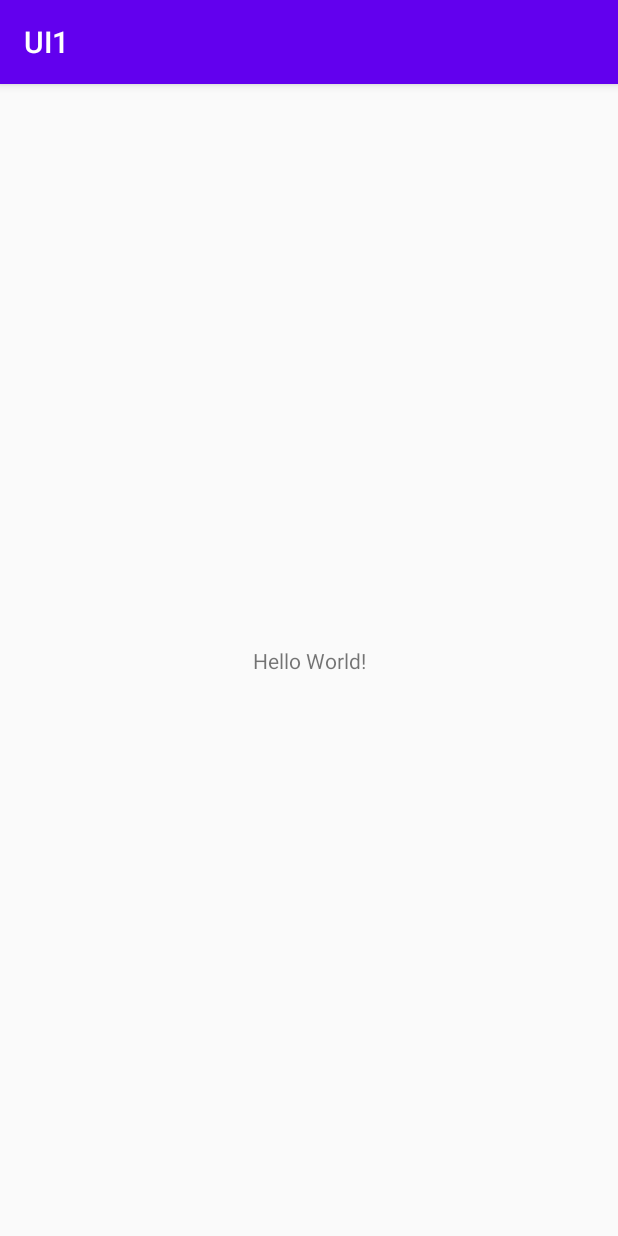
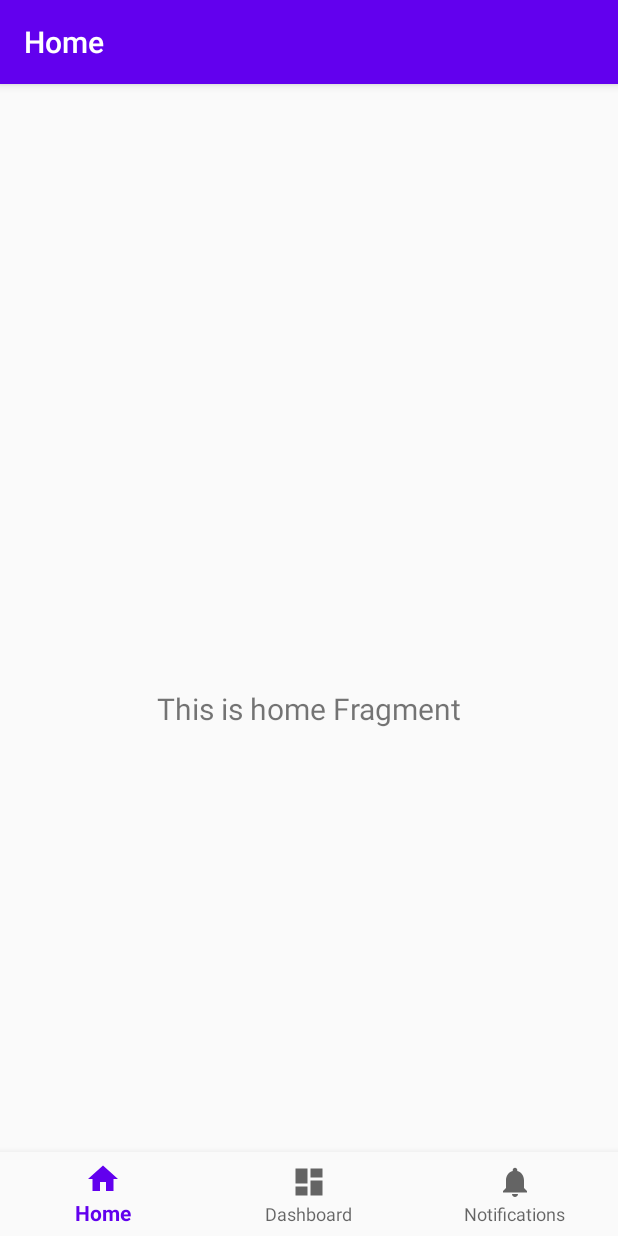
Before and after one commit to qoolqas/UI-Training, an Android app: the screen it shows after launch (MainActivity), on a phone screen of 412 x 824 dp. Run offline under Robolectric (Android 15) with nearby library versions, the phone set to English and light mode, and no system bars; our stand-ins replace navigation-ui.

Commit message:
Bottom nav

```diff
--- a/app/src/main/AndroidManifest.xml
+++ b/app/src/main/AndroidManifest.xml
@@ -9,7 +9,9 @@
         android:roundIcon="@mipmap/ic_launcher_round"
         android:supportsRtl="true"
         android:theme="@style/AppTheme">
-        <activity android:name=".MainActivity">
+        <activity
+            android:name=".MainActivity"
+            android:label="@string/title_activity_main">
             <intent-filter>
                 <action android:name="android.intent.action.MAIN" />
 
--- a/app/src/main/java/com/qoolqas/ui1/MainActivity.kt
+++ b/app/src/main/java/com/qoolqas/ui1/MainActivity.kt
@@ -1,12 +1,29 @@
 package com.qoolqas.ui1
 
+import android.os.Bundle
+import com.google.android.material.bottomnavigation.BottomNavigationView
 import androidx.appcompat.app.AppCompatActivity
-import android.os.Bundle
+import androidx.navigation.findNavController
+import androidx.navigation.ui.AppBarConfiguration
+import androidx.navigation.ui.setupActionBarWithNavController
+import androidx.navigation.ui.setupWithNavController
 
 class MainActivity : AppCompatActivity() {
 
     override fun onCreate(savedInstanceState: Bundle?) {
         super.onCreate(savedInstanceState)
         setContentView(R.layout.activity_main)
+        val navView: BottomNavigationView = findViewById(R.id.nav_view)
+
+        val navController = findNavController(R.id.nav_host_fragment)
+        // Passing each menu ID as a set of Ids because each
+        // menu should be considered as top level destinations.
+        val appBarConfiguration = AppBarConfiguration(
+            setOf(
+                R.id.navigation_home, R.id.navigation_dashboard, R.id.navigation_notifications
+            )
+        )
+        setupActionBarWithNavController(navController, appBarConfiguration)
+        navView.setupWithNavController(navController)
     }
 }
--- /dev/null
+++ b/app/src/main/java/com/qoolqas/ui1/ui/home/HomeFragment.kt
@@ -0,0 +1,31 @@
+package com.qoolqas.ui1.ui.home
+
+import android.os.Bundle
+import android.view.LayoutInflater
+import android.view.View
+import android.view.ViewGroup
+import android.widget.TextView
+import androidx.fragment.app.Fragment
+import androidx.lifecycle.Observer
+import androidx.lifecycle.ViewModelProviders
+import com.qoolqas.ui1.R
+
+class HomeFragment : Fragment() {
+
+    private lateinit var homeViewModel: HomeViewModel
+
+    override fun onCreateView(
+        inflater: LayoutInflater,
+        container: ViewGroup?,
+        savedInstanceState: Bundle?
+    ): View? {
+        homeViewModel =
+            ViewModelProviders.of(this).get(HomeViewModel::class.java)
+        val root = inflater.inflate(R.layout.fragment_home, container, false)
+        val textView: TextView = root.findViewById(R.id.text_home)
+        homeViewModel.text.observe(viewLifecycleOwner, Observer {
+            textView.text = it
+        })
+        return root
+    }
+}
--- /dev/null
+++ b/app/src/main/java/com/qoolqas/ui1/ui/home/HomeViewModel.kt
@@ -0,0 +1,13 @@
+package com.qoolqas.ui1.ui.home
+
+import androidx.lifecycle.LiveData
+import androidx.lifecycle.MutableLiveData
+import androidx.lifecycle.ViewModel
+
+class HomeViewModel : ViewModel() {
+
+    private val _text = MutableLiveData<String>().apply {
+        value = "This is home Fragment"
+    }
+    val text: LiveData<String> = _text
+}
--- /dev/null
+++ b/app/src/main/res/drawable/ic_dashboard_black_24dp.xml
@@ -0,0 +1,9 @@
+<vector xmlns:android="http://schemas.android.com/apk/res/android"
+    android:width="24dp"
+    android:height="24dp"
+    android:viewportWidth="24.0"
+    android:viewportHeight="24.0">
+    <path
+        android:fillColor="#FF000000"
+        android:pathData="M3,13h8L11,3L3,3v10zM3,21h8v-6L3,15v6zM13,21h8L21,11h-8v10zM13,3v6h8L21,3h-8z" />
+</vector>
--- /dev/null
+++ b/app/src/main/res/drawable/ic_home_black_24dp.xml
@@ -0,0 +1,9 @@
+<vector xmlns:android="http://schemas.android.com/apk/res/android"
+    android:width="24dp"
+    android:height="24dp"
+    android:viewportWidth="24.0"
+    android:viewportHeight="24.0">
+    <path
+        android:fillColor="#FF000000"
+        android:pathData="M10,20v-6h4v6h5v-8h3L12,3 2,12h3v8z" />
+</vector>
--- /dev/null
+++ b/app/src/main/res/drawable/ic_notifications_black_24dp.xml
@@ -0,0 +1,9 @@
+<vector xmlns:android="http://schemas.android.com/apk/res/android"
+    android:width="24dp"
+    android:height="24dp"
+    android:viewportWidth="24.0"
+    android:viewportHeight="24.0">
+    <path
+        android:fillColor="#FF000000"
+        android:pathData="M12,22c1.1,0 2,-0.9 2,-2h-4c0,1.1 0.89,2 2,2zM18,16v-5c0,-3.07 -1.64,-5.64 -4.5,-6.32L13.5,4c0,-0.83 -0.67,-1.5 -1.5,-1.5s-1.5,0.67 -1.5,1.5v0.68C7.63,5.36 6,7.92 6,11v5l-2,2v1h16v-1l-2,-2z" />
+</vector>
--- a/app/src/main/res/layout/activity_main.xml
+++ b/app/src/main/res/layout/activity_main.xml
@@ -1,18 +1,33 @@
 <?xml version="1.0" encoding="utf-8"?>
 <androidx.constraintlayout.widget.ConstraintLayout xmlns:android="http://schemas.android.com/apk/res/android"
     xmlns:app="http://schemas.android.com/apk/res-auto"
-    xmlns:tools="http://schemas.android.com/tools"
+    android:id="@+id/container"
     android:layout_width="match_parent"
     android:layout_height="match_parent"
-    tools:context=".MainActivity">
+    android:paddingTop="?attr/actionBarSize">
 
-    <TextView
-        android:layout_width="wrap_content"
+    <com.google.android.material.bottomnavigation.BottomNavigationView
+        android:id="@+id/nav_view"
+        android:layout_width="0dp"
         android:layout_height="wrap_content"
-        android:text="Hello World!"
+        android:layout_marginStart="0dp"
+        android:layout_marginEnd="0dp"
+        android:background="?android:attr/windowBackground"
         app:layout_constraintBottom_toBottomOf="parent"
         app:layout_constraintLeft_toLeftOf="parent"
         app:layout_constraintRight_toRightOf="parent"
-        app:layout_constraintTop_toTopOf="parent" />
+        app:menu="@menu/bottom_nav_menu" />
+
+    <fragment
+        android:id="@+id/nav_host_fragment"
+        android:name="androidx.navigation.fragment.NavHostFragment"
+        android:layout_width="match_parent"
+        android:layout_height="match_parent"
+        app:defaultNavHost="true"
+        app:layout_constraintBottom_toTopOf="@id/nav_view"
+        app:layout_constraintLeft_toLeftOf="parent"
+        app:layout_constraintRight_toRightOf="parent"
+        app:layout_constraintTop_toTopOf="parent"
+        app:navGraph="@navigation/mobile_navigation" />
 
 </androidx.constraintlayout.widget.ConstraintLayout>
--- /dev/null
+++ b/app/src/main/res/layout/fragment_home.xml
@@ -0,0 +1,22 @@
+<?xml version="1.0" encoding="utf-8"?>
+<androidx.constraintlayout.widget.ConstraintLayout xmlns:android="http://schemas.android.com/apk/res/android"
+    xmlns:app="http://schemas.android.com/apk/res-auto"
+    xmlns:tools="http://schemas.android.com/tools"
+    android:layout_width="match_parent"
+    android:layout_height="match_parent"
+    tools:context=".ui.home.HomeFragment">
+
+    <TextView
+        android:id="@+id/text_home"
+        android:layout_width="match_parent"
+        android:layout_height="wrap_content"
+        android:layout_marginStart="8dp"
+        android:layout_marginTop="8dp"
+        android:layout_marginEnd="8dp"
+        android:textAlignment="center"
+        android:textSize="20sp"
+        app:layout_constraintBottom_toBottomOf="parent"
+        app:layout_constraintEnd_toEndOf="parent"
+        app:layout_constraintStart_toStartOf="parent"
+        app:layout_constraintTop_toTopOf="parent" />
+</androidx.constraintlayout.widget.ConstraintLayout>
--- /dev/null
+++ b/app/src/main/res/menu/bottom_nav_menu.xml
@@ -0,0 +1,19 @@
+<?xml version="1.0" encoding="utf-8"?>
+<menu xmlns:android="http://schemas.android.com/apk/res/android">
+
+    <item
+        android:id="@+id/navigation_home"
+        android:icon="@drawable/ic_home_black_24dp"
+        android:title="@string/title_home" />
+
+    <item
+        android:id="@+id/navigation_dashboard"
+        android:icon="@drawable/ic_dashboard_black_24dp"
+        android:title="@string/title_dashboard" />
+
+    <item
+        android:id="@+id/navigation_notifications"
+        android:icon="@drawable/ic_notifications_black_24dp"
+        android:title="@string/title_notifications" />
+
+</menu>
--- /dev/null
+++ b/app/src/main/res/navigation/mobile_navigation.xml
@@ -0,0 +1,25 @@
+<?xml version="1.0" encoding="utf-8"?>
+<navigation xmlns:android="http://schemas.android.com/apk/res/android"
+    xmlns:app="http://schemas.android.com/apk/res-auto"
+    xmlns:tools="http://schemas.android.com/tools"
+    android:id="@+id/mobile_navigation"
+    app:startDestination="@+id/navigation_home">
+
+    <fragment
+        android:id="@+id/navigation_home"
+        android:name="com.qoolqas.ui1.ui.home.HomeFragment"
+        android:label="@string/title_home"
+        tools:layout="@layout/fragment_home" />
+
+    <fragment
+        android:id="@+id/navigation_dashboard"
+        android:name="com.qoolqas.ui1.ui.dashboard.DashboardFragment"
+        android:label="@string/title_dashboard"
+        tools:layout="@layout/fragment_dashboard" />
+
+    <fragment
+        android:id="@+id/navigation_notifications"
+        android:name="com.qoolqas.ui1.ui.notifications.NotificationsFragment"
+        android:label="@string/title_notifications"
+        tools:layout="@layout/fragment_notifications" />
+</navigation>
--- /dev/null
+++ b/app/src/main/res/values/dimens.xml
@@ -0,0 +1,5 @@
+<resources>
+    <!-- Default screen margins, per the Android Design guidelines. -->
+    <dimen name="activity_horizontal_margin">16dp</dimen>
+    <dimen name="activity_vertical_margin">16dp</dimen>
+</resources>
--- a/app/src/main/res/values/strings.xml
+++ b/app/src/main/res/values/strings.xml
@@ -1,3 +1,7 @@
 <resources>
     <string name="app_name">UI1</string>
+    <string name="title_activity_main">MainActivity</string>
+    <string name="title_home">Home</string>
+    <string name="title_dashboard">Dashboard</string>
+    <string name="title_notifications">Notifications</string>
 </resources>
```
Also changed, not shown: app/build.gradle (+18 -0 lines), app/src/main/java/com/qoolqas/ui1/ui/dashboard/DashboardFragment.kt (added, +31 -0 lines), app/src/main/java/com/qoolqas/ui1/ui/dashboard/DashboardViewModel.kt (added, +13 -0 lines), app/src/main/java/com/qoolqas/ui1/ui/notifications/NotificationsFragment.kt (added, +31 -0 lines), app/src/main/java/com/qoolqas/ui1/ui/notifications/NotificationsViewModel.kt (added, +13 -0 lines), app/src/main/res/layout/fragment_dashboard.xml (added, +22 -0 lines), app/src/main/res/layout/fragment_notifications.xml (added, +22 -0 lines).
